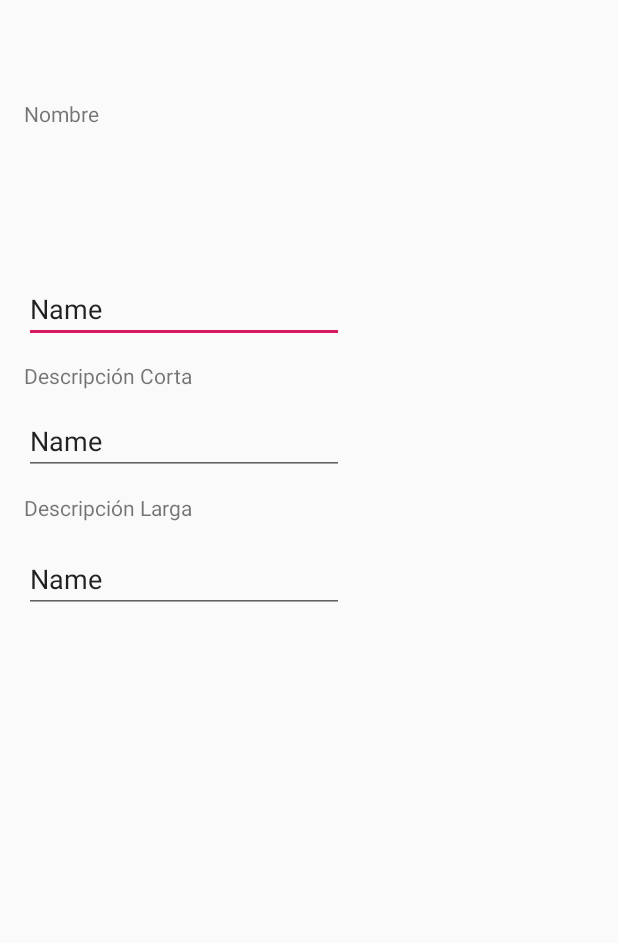
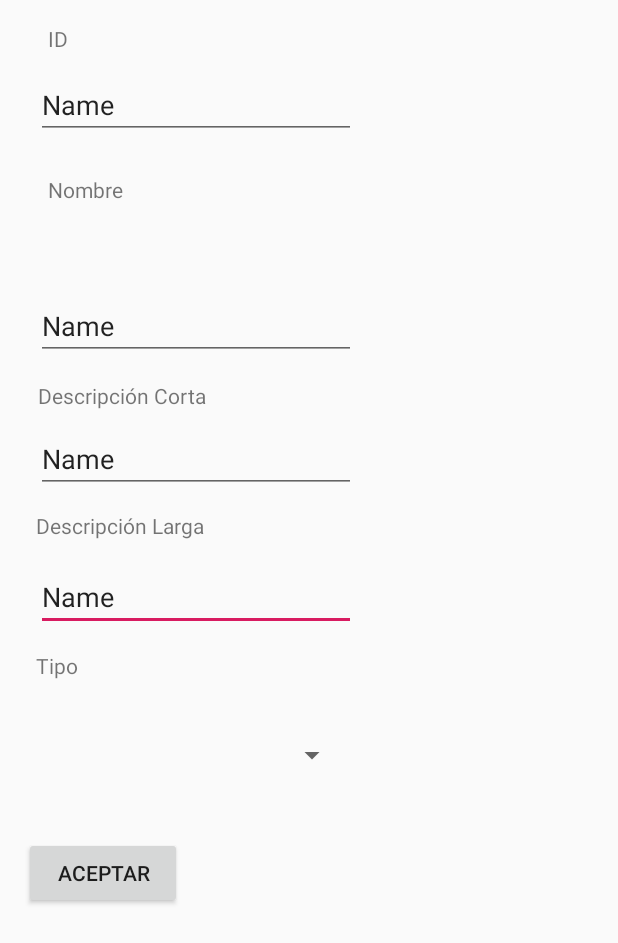
Before and after one commit to jdanielc/proyectofp, an Android app: the layout fragment_menu_creacion.xml on its own in the app's theme, with its tools: preview values and no code run, on a phone screen of 412 x 824 dp. Shown: the top 943 px of the screen. Run offline under Robolectric (Android 15) with nearby library versions, the phone set to English and light mode, and no system bars.

Commit message:
Error layout arreglado

```diff
--- a/app/src/main/java/com/example/proyectofinal/Principal/IComunicaFragments.java
+++ b/app/src/main/java/com/example/proyectofinal/Principal/IComunicaFragments.java
@@ -5,6 +5,6 @@ import com.example.proyectofinal.general.alimentoVo;
 public interface IComunicaFragments {
 
     public void enviarAlimento(alimentoVo alimentoVo);
-
+    public void tipoAccion(String action);
 
 }
--- a/app/src/main/res/layout/fragment_menu_creacion.xml
+++ b/app/src/main/res/layout/fragment_menu_creacion.xml
@@ -10,80 +10,140 @@
 
 
     <TextView
-        android:id="@+id/textView2"
+        android:id="@+id/txtNombre"
         android:layout_width="wrap_content"
         android:layout_height="0dp"
+        android:layout_marginStart="8dp"
+        android:layout_marginLeft="8dp"
+        android:layout_marginBottom="9dp"
+        android:text="Nombre"
+        app:layout_constraintBottom_toTopOf="@+id/newNombreID"
+        app:layout_constraintStart_toStartOf="@+id/newNombreID"
+        app:layout_constraintTop_toBottomOf="@+id/newID" />
+
+    <EditText
+        android:id="@+id/newDescripcionID"
+        android:layout_width="wrap_content"
+        android:layout_height="wrap_content"
+        android:layout_marginStart="24dp"
+        android:layout_marginLeft="24dp"
+        android:layout_marginBottom="13dp"
+        android:ems="10"
+        android:inputType="textPersonName"
+        android:text="Name"
+        app:layout_constraintBottom_toTopOf="@+id/textSpinner"
+        app:layout_constraintStart_toStartOf="parent"
+        app:layout_constraintTop_toBottomOf="@+id/txtDescripcion" />
+
+    <TextView
+        android:id="@+id/txtInfo"
+        android:layout_width="wrap_content"
+        android:layout_height="wrap_content"
+        android:layout_marginStart="1dp"
+        android:layout_marginLeft="1dp"
+        android:layout_marginBottom="10dp"
+        android:text="Descripción Corta"
+        app:layout_constraintBottom_toTopOf="@+id/newInfoID"
+        app:layout_constraintStart_toStartOf="@+id/newInfoID"
+        app:layout_constraintTop_toBottomOf="@+id/newNombreID" />
+
+    <EditText
+        android:id="@+id/newNombreID"
+        android:layout_width="wrap_content"
+        android:layout_height="wrap_content"
+        android:layout_marginStart="24dp"
+        android:layout_marginLeft="24dp"
+        android:layout_marginBottom="14dp"
+        android:ems="10"
+        android:inputType="textPersonName"
+        android:text="Name"
+        app:layout_constraintBottom_toTopOf="@+id/txtInfo"
+        app:layout_constraintStart_toStartOf="parent"
+        app:layout_constraintTop_toBottomOf="@+id/txtNombre" />
+
+    <TextView
+        android:id="@+id/txtDescripcion"
+        android:layout_width="wrap_content"
+        android:layout_height="wrap_content"
+        android:layout_marginBottom="15dp"
+        android:text="Descripción Larga"
+        app:layout_constraintBottom_toTopOf="@+id/newDescripcionID"
+        app:layout_constraintStart_toStartOf="@+id/newInfoID"
+        app:layout_constraintTop_toBottomOf="@+id/newInfoID" />
+
+    <EditText
+        android:id="@+id/newInfoID"
+        android:layout_width="wrap_content"
+        android:layout_height="wrap_content"
+        android:layout_marginStart="24dp"
+        android:layout_marginLeft="24dp"
+        android:layout_marginBottom="12dp"
+        android:ems="10"
+        android:inputType="textPersonName"
+        android:text="Name"
+        app:layout_constraintBottom_toTopOf="@+id/txtDescripcion"
+        app:layout_constraintStart_toStartOf="parent"
+        app:layout_constraintTop_toBottomOf="@+id/txtInfo" />
+
+    <TextView
+        android:id="@+id/textSpinner"
+        android:layout_width="wrap_content"
+        android:layout_height="wrap_content"
+        android:layout_marginBottom="16dp"
+        android:text="Tipo"
+        app:layout_constraintBottom_toTopOf="@+id/spinner"
+        app:layout_constraintStart_toStartOf="@+id/newDescripcionID"
+        app:layout_constraintTop_toBottomOf="@+id/newDescripcionID" />
+
+    <Spinner
+        android:id="@+id/spinner"
+        android:layout_width="0dp"
+        android:layout_height="0dp"
+        android:layout_marginEnd="5dp"
+        android:layout_marginRight="5dp"
+        android:layout_marginBottom="20dp"
+        app:layout_constraintBottom_toTopOf="@+id/btAceptar"
+        app:layout_constraintEnd_toEndOf="@+id/newDescripcionID"
+        app:layout_constraintStart_toStartOf="@+id/btAceptar"
+        app:layout_constraintTop_toBottomOf="@+id/textSpinner" />
+
+    <Button
+        android:id="@+id/btAceptar"
+        android:layout_width="105dp"
+        android:layout_height="wrap_content"
         android:layout_marginStart="16dp"
         android:layout_marginLeft="16dp"
-        android:layout_marginTop="66dp"
-        android:layout_marginBottom="7dp"
-        android:text="Nombre"
-        app:layout_constraintBottom_toTopOf="@+id/nuevoNombreID"
+        android:layout_marginBottom="218dp"
+        android:text="Aceptar"
+        app:layout_constraintBottom_toBottomOf="parent"
+        app:layout_constraintStart_toStartOf="parent"
+        app:layout_constraintTop_toBottomOf="@+id/spinner" />
+
+    <TextView
+        android:id="@+id/txtID"
+        android:layout_width="wrap_content"
+        android:layout_height="wrap_content"
+        android:layout_marginStart="32dp"
+        android:layout_marginLeft="32dp"
+        android:layout_marginTop="16dp"
+        android:layout_marginBottom="12dp"
+        android:text="ID"
+        app:layout_constraintBottom_toTopOf="@+id/newID"
         app:layout_constraintStart_toStartOf="parent"
         app:layout_constraintTop_toTopOf="parent" />
 
     <EditText
-        android:id="@+id/nuevoNombreID"
+        android:id="@+id/newID"
         android:layout_width="wrap_content"
         android:layout_height="wrap_content"
-        android:layout_marginBottom="12dp"
+        android:layout_marginStart="24dp"
+        android:layout_marginLeft="24dp"
+        android:layout_marginBottom="24dp"
         android:ems="10"
         android:inputType="textPersonName"
         android:text="Name"
-        app:layout_constraintBottom_toTopOf="@+id/textView3"
-        app:layout_constraintStart_toStartOf="@+id/textView2"
-        app:layout_constraintTop_toBottomOf="@+id/textView2" />
-
-    <TextView
-        android:id="@+id/textView3"
-        android:layout_width="wrap_content"
-        android:layout_height="wrap_content"
-        android:layout_marginStart="16dp"
-        android:layout_marginLeft="16dp"
-        android:layout_marginBottom="11dp"
-        android:text="Descripción Corta"
-        app:layout_constraintBottom_toTopOf="@+id/editText2"
+        app:layout_constraintBottom_toTopOf="@+id/txtNombre"
         app:layout_constraintStart_toStartOf="parent"
-        app:layout_constraintTop_toBottomOf="@+id/nuevoNombreID" />
-
-    <EditText
-        android:id="@+id/editText2"
-        android:layout_width="wrap_content"
-        android:layout_height="wrap_content"
-        android:layout_marginStart="16dp"
-        android:layout_marginLeft="16dp"
-        android:layout_marginBottom="12dp"
-        android:ems="10"
-        android:inputType="textPersonName"
-        android:text="Name"
-        app:layout_constraintBottom_toTopOf="@+id/textView4"
-        app:layout_constraintStart_toStartOf="parent"
-        app:layout_constraintTop_toBottomOf="@+id/textView3" />
-
-    <TextView
-        android:id="@+id/textView4"
-        android:layout_width="wrap_content"
-        android:layout_height="wrap_content"
-        android:layout_marginStart="16dp"
-        android:layout_marginLeft="16dp"
-        android:layout_marginBottom="15dp"
-        android:text="Descripción Larga"
-        app:layout_constraintBottom_toTopOf="@+id/editText3"
-        app:layout_constraintStart_toStartOf="parent"
-        app:layout_constraintTop_toBottomOf="@+id/editText2" />
-
-    <EditText
-        android:id="@+id/editText3"
-        android:layout_width="wrap_content"
-        android:layout_height="wrap_content"
-        android:layout_marginStart="16dp"
-        android:layout_marginLeft="16dp"
-        android:layout_marginBottom="415dp"
-        android:ems="10"
-        android:inputType="textPersonName"
-        android:text="Name"
-        app:layout_constraintBottom_toBottomOf="parent"
-        app:layout_constraintStart_toStartOf="parent"
-        app:layout_constraintTop_toBottomOf="@+id/textView4" />
+        app:layout_constraintTop_toBottomOf="@+id/txtID" />
 
 </android.support.constraint.ConstraintLayout>
```
Also changed, not shown: app/src/main/java/com/example/proyectofinal/FragmentInicial.java (+106 -1 lines), app/src/main/java/com/example/proyectofinal/MainActivity.java (+30 -3 lines), app/src/main/java/com/example/proyectofinal/Principal/AdapterInicio.java (added, +67 -0 lines), app/src/main/java/com/example/proyectofinal/general/alimentoGeneral.java (+11 -2 lines), app/src/main/java/com/example/proyectofinal/general/detalle_alimento_general.java (+27 -1 lines), app/src/main/java/com/example/proyectofinal/menu_creacion.java (+94 -2 lines), app/src/main/res/layout/fragment_fragment_inicial.xml (+3 -4 lines), app/src/main/res/layout/item_inicial.xml (added, +62 -0 lines), app/src/main/res/values/strings.xml (+11 -0 lines).
